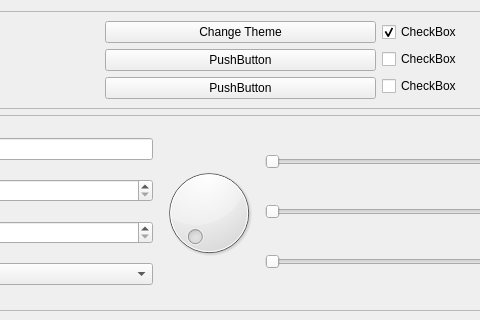
Old version of the form molde/stylesheets/example.ui in the repository andrefpf/molde; both pictures show x 194 to 674 and y 0 to 320 of the 869 by 551 pixel window.
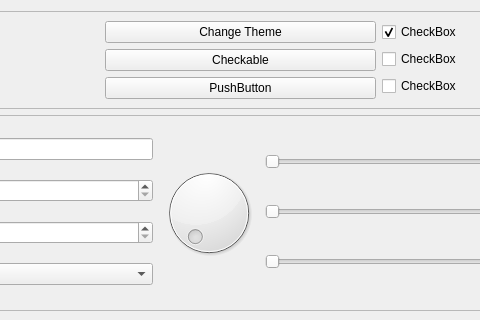
New version of the form.

What changed in the file:
```diff
--- a/molde/stylesheets/example.ui
+++ b/molde/stylesheets/example.ui
@@ -73,7 +73,10 @@
 LOCO</string>
           </property>
           <property name="text">
-           <string>PushButton</string>
+           <string>Checkable</string>
+          </property>
+          <property name="checkable">
+           <bool>true</bool>
           </property>
           <property name="autoExclusive">
            <bool>false</bool>
```
